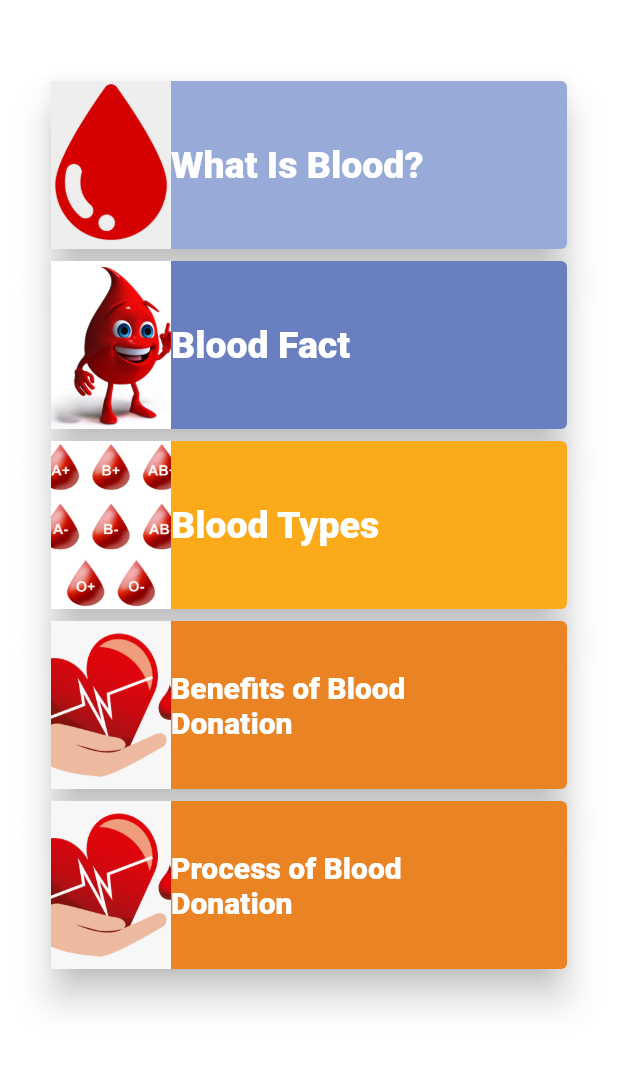
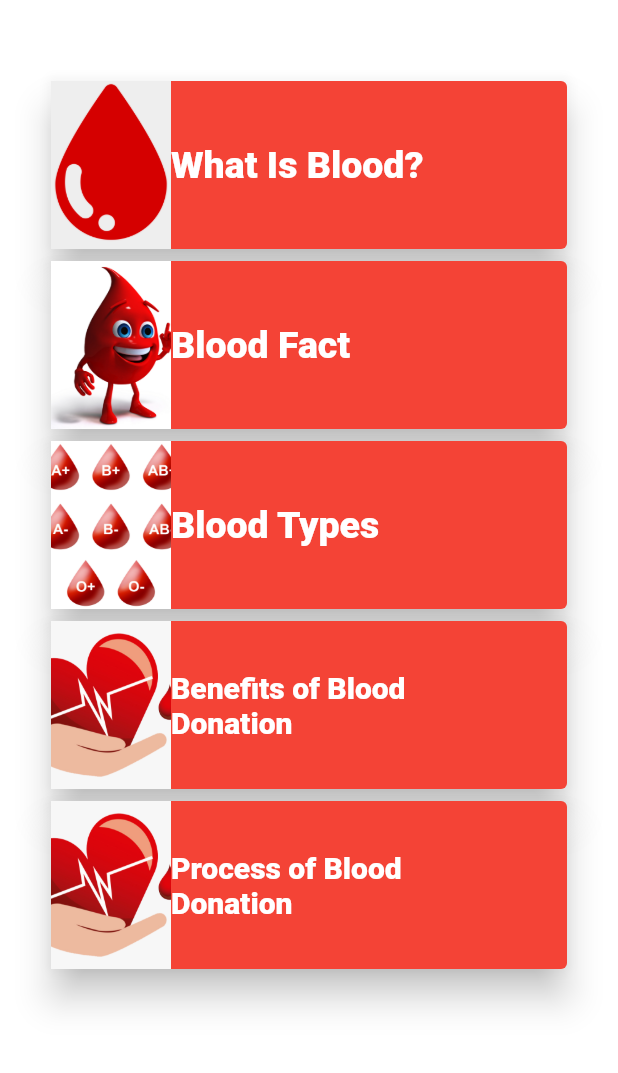
Before and after one commit to RamDio/idobloodapp, a Flutter app: the screen it shows after launch, in the side drawer, after a tap on "Donation Benefits and Blood Info", on a phone screen of 412 x 824 dp, the part 84-1157 px from its top. Run offline on Flutter 3.47's test engine with Material 2 defaults, Android fonts, the light colour scheme and no system bars; our stand-ins replace flutter_spinkit, font_awesome_flutter, shared_preferences, webview_flutter.

Commit message:
bloodinfo page ui edited

```diff
--- a/lib/home/bloodinfo.dart
+++ b/lib/home/bloodinfo.dart
@@ -53,7 +53,7 @@ class _BloodInfoState extends State<BloodInfo> {
                                   builder: (BuildContext context) => Blood()));
                             },
                             child: Card(
-                              color: Color(0xff98aad7),
+                              color: Colors.red,
                               elevation: 10,
                               child: Center(
                                   child: Row(
@@ -88,7 +88,7 @@ class _BloodInfoState extends State<BloodInfo> {
                                       Bloodfact()));
                             },
                             child: Card(
-                              color: Color(0xff697fbf),
+                              color: Colors.red,
                               elevation: 10,
                               child: Row(
                                 children: <Widget>[
@@ -122,7 +122,7 @@ class _BloodInfoState extends State<BloodInfo> {
                                       Bloodtype()));
                             },
                             child: Card(
-                              color: Color(0xfffbaa19),
+                              color: Colors.red,
                               elevation: 10,
                               child: Center(
                                   child: Row(
@@ -157,7 +157,7 @@ class _BloodInfoState extends State<BloodInfo> {
                                       Blooddonation()));
                             },
                             child: Card(
-                              color: Color(0xffe98324),
+                              color: Colors.red,
                               elevation: 10,
                               child: Center(
                                   child: Row(
@@ -192,7 +192,7 @@ class _BloodInfoState extends State<BloodInfo> {
                                       Bloodsteps()));
                             },
                             child: Card(
-                              color: Color(0xffe98324),
+                             color: Colors.red,
                               elevation: 10,
                               child: Center(
                                   child: Row(
```
